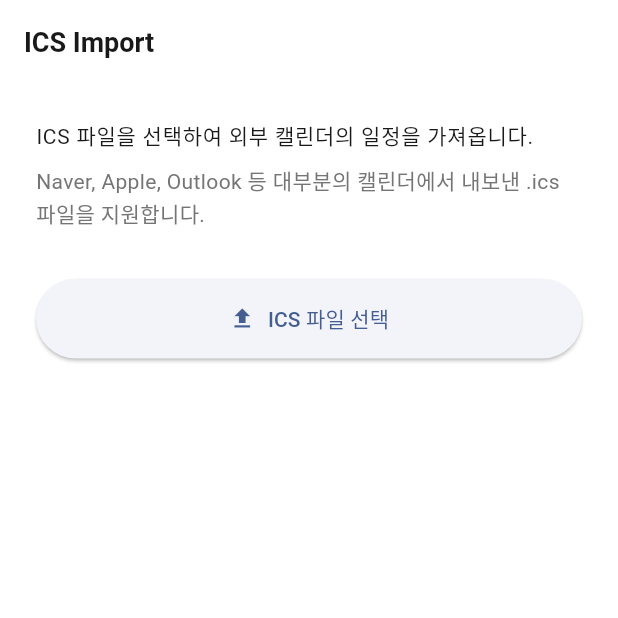
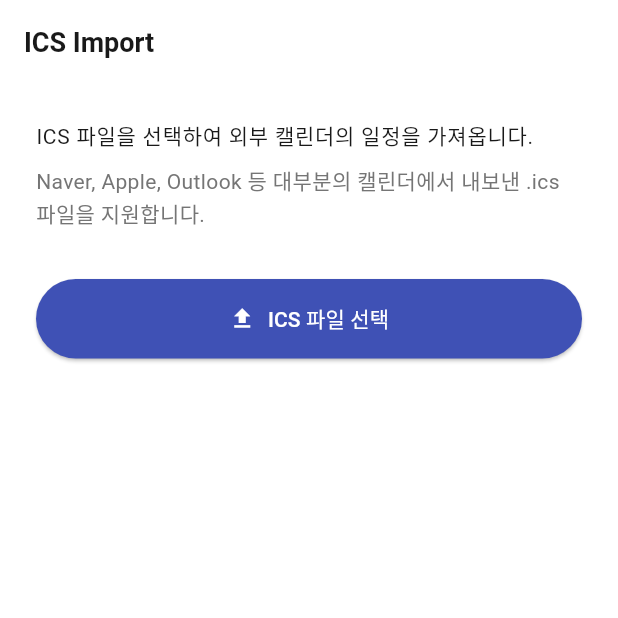
Before and after one commit to LeeHyeonKyu/own-calendar, a Flutter app: the ImportScreen screen opened by its route, on a phone screen of 412 x 824 dp, the top half of it. Run offline on Flutter 3.47's test engine with Material 3 defaults, Android fonts, the phone set to English and light mode, and no system bars; our stand-ins replace file_picker, flutter_secure_storage, go_router, shared_preferences; missing offline and left inert: home_widget; accounts and stored records are empty.

Commit message:
fix(105): add indigo background to ICS file picker button

```diff
--- a/client/lib/screens/import_screen.dart
+++ b/client/lib/screens/import_screen.dart
@@ -100,6 +100,8 @@ class _ImportScreenState extends State<ImportScreen> {
               icon: const Icon(Icons.file_upload),
               label: Text(_isUploading ? '업로드 중...' : 'ICS 파일 선택'),
               style: ElevatedButton.styleFrom(
+                backgroundColor: Colors.indigo,
+                foregroundColor: Colors.white,
                 padding: const EdgeInsets.symmetric(vertical: 16),
               ),
             ),
```
